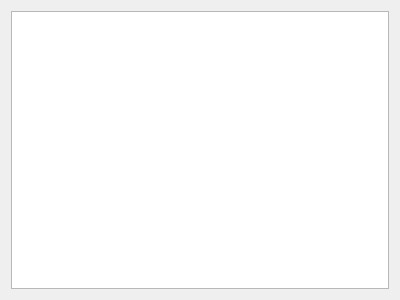
Old version of the form customers/usersview.ui in the repository gustavosinbandera1/mayorga_db.
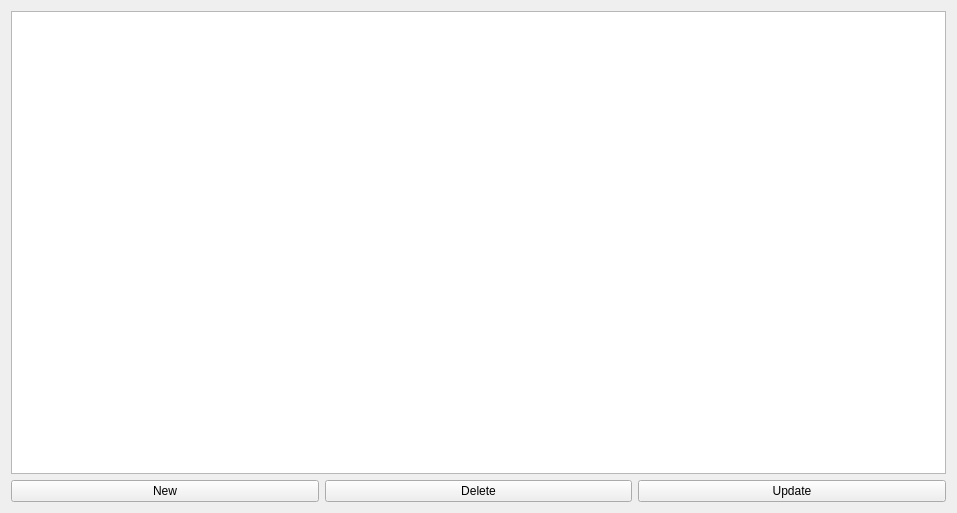
New version of the form.

The edit to the form file:
```diff
--- a/customers/usersview.ui
+++ b/customers/usersview.ui
@@ -6,8 +6,8 @@
    <rect>
     <x>0</x>
     <y>0</y>
-    <width>400</width>
-    <height>300</height>
+    <width>957</width>
+    <height>513</height>
    </rect>
   </property>
   <property name="windowTitle">
@@ -15,7 +15,36 @@
   </property>
   <layout class="QGridLayout" name="gridLayout">
    <item row="0" column="0">
-    <widget class="QTableView" name="userTableView"/>
+    <layout class="QVBoxLayout" name="verticalLayout">
+     <item>
+      <widget class="QTableView" name="userTableView"/>
+     </item>
+     <item>
+      <layout class="QHBoxLayout" name="horizontalLayout">
+       <item>
+        <widget class="QPushButton" name="pushButton">
+         <property name="text">
+          <string>New</string>
+         </property>
+        </widget>
+       </item>
+       <item>
+        <widget class="QPushButton" name="pushButton_2">
+         <property name="text">
+          <string>Delete</string>
+         </property>
+        </widget>
+       </item>
+       <item>
+        <widget class="QPushButton" name="pushButton_3">
+         <property name="text">
+          <string>Update</string>
+         </property>
+        </widget>
+       </item>
+      </layout>
+     </item>
+    </layout>
    </item>
   </layout>
  </widget>
```
